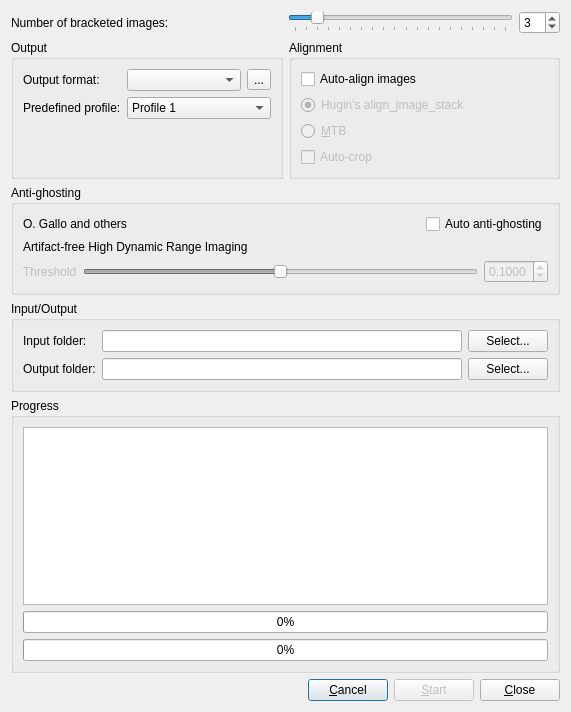
LuminanceHDR/LuminanceHDR, file src/BatchHDR/BatchHDRDialog.ui: the form before one commit.
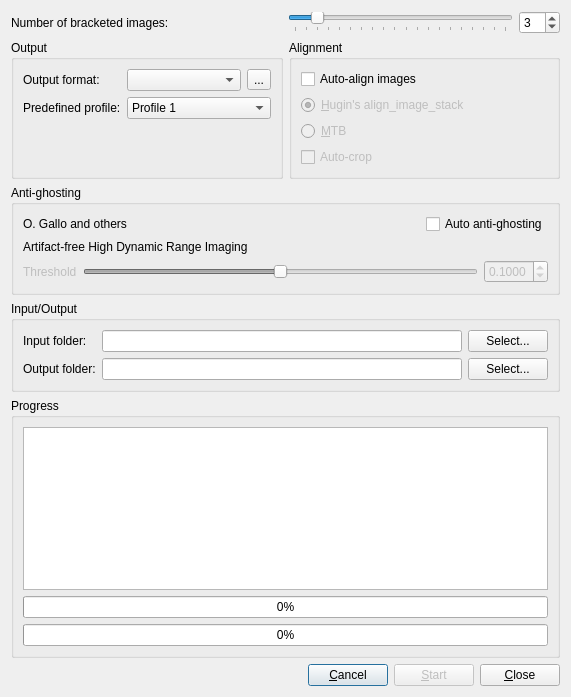
The form after the commit. Icons and pictures are not drawn.

Patch:
```diff
--- a/src/BatchHDR/BatchHDRDialog.ui
+++ b/src/BatchHDR/BatchHDRDialog.ui
@@ -7,7 +7,7 @@
     <x>0</x>
     <y>0</y>
     <width>571</width>
-    <height>712</height>
+    <height>697</height>
    </rect>
   </property>
   <property name="windowTitle">
@@ -243,7 +243,7 @@
                <string>Use Hugin's align_image_stack engine</string>
               </property>
               <property name="text">
-               <string>Hugin's align_&amp;image_stack</string>
+               <string>&amp;Hugin's align_image_stack</string>
               </property>
               <property name="checked">
                <bool>true</bool>
```
Left out of the diff: 2 changed lines with no effect on the pictures.
